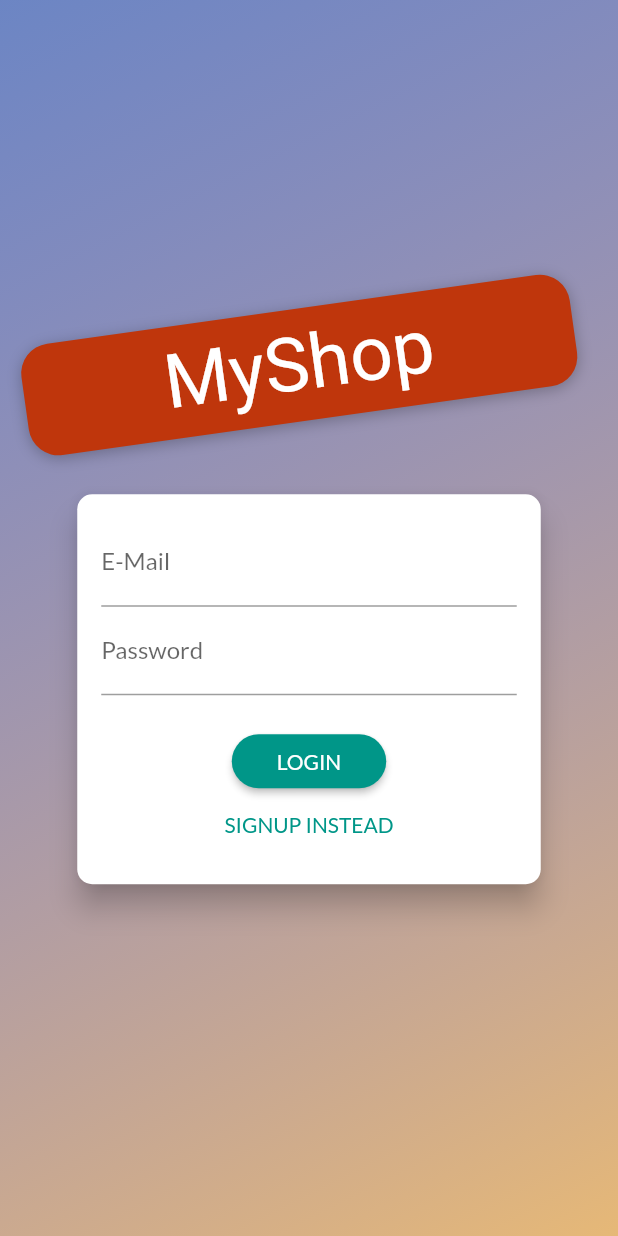
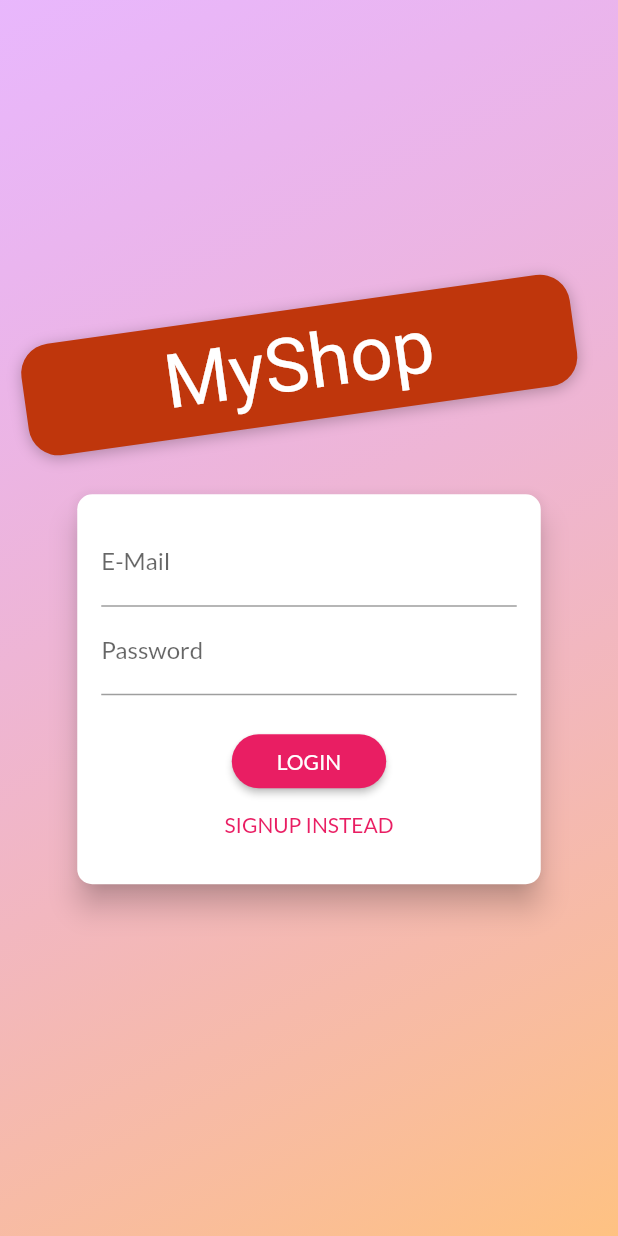
Before and after one commit to Ay-shi/shop_app, a Flutter app: the screen it shows after launch, on a phone screen of 412 x 824 dp. Run offline on Flutter 3.47's test engine with Material 2 defaults, Android fonts, the phone set to English and light mode, and no system bars; Roboto replaces fonts that are missing (Anton).

```diff
--- a/lib/main.dart
+++ b/lib/main.dart
@@ -23,8 +23,9 @@ class MyApp extends StatelessWidget {
           ChangeNotifierProxyProvider<Auth, Products>(
               update: (context, auth, previousProduct) => Products(
                   previousProduct == null ? [] : previousProduct.items,
-                  auth.token),
-              create: (context) => Products([], null)),
+                  auth.token,
+                  auth.getUserId()),
+              create: (context) => Products([], null, null)),
           ChangeNotifierProvider(create: (context) => Cart()),
           ChangeNotifierProxyProvider<Auth, Orders>(
               update: (context, auth, previous) =>
@@ -35,11 +36,11 @@ class MyApp extends StatelessWidget {
             builder: (ctx, auth, _) => MaterialApp(
                   title: 'MyShop',
                   theme: ThemeData(
-                      primarySwatch: Colors.teal,
-                      appBarTheme: AppBarTheme(color: Colors.deepPurpleAccent),
-                      scaffoldBackgroundColor: Colors.teal,
+                      primarySwatch: Colors.pink,
+                      appBarTheme: AppBarTheme(color: Colors.pinkAccent),
+                      //scaffoldBackgroundColor: Colors.teal,
                       colorScheme: ColorScheme.fromSwatch().copyWith(
-                          secondary: Colors.deepPurpleAccent,
+                          secondary: Color.fromARGB(255, 240, 194, 95),
                           tertiary: Colors.white),
                       fontFamily: 'Lato'),
                   home: auth.isAuth ? ProductOverview() : AuthScreen(),
--- a/lib/providers/auth.dart
+++ b/lib/providers/auth.dart
@@ -12,6 +12,10 @@ class Auth with ChangeNotifier {
 
   bool get isAuth {
     return token != null;
+  }
+
+  String? getUserId() {
+    return _userId;
   }
 
   String? get token {
--- a/lib/widgets/product_item.dart
+++ b/lib/widgets/product_item.dart
@@ -46,8 +46,8 @@ class ProductItem extends StatelessWidget {
                 ),
                 onPressed: () async {
                   try {
-                    final response =
-                        await selectedProduct.toggleFvourite(auth.token);
+                    final response = await selectedProduct.toggleFvourite(
+                        auth.token, auth.getUserId()!);
                   } catch (error) {
                     print("eroor thron");
                     scaffold.showSnackBar(SnackBar(
```
Also changed, not shown: lib/providers/product.dart (+3 -4 lines), lib/providers/products.dart (+20 -9 lines).
